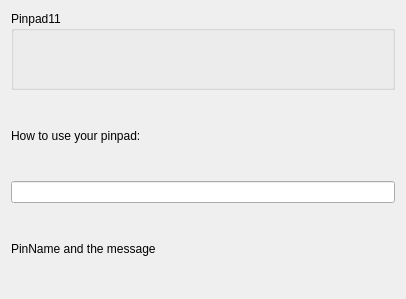
First picture: the form in pteid-mw-pt/_src/eidmw/dialogs/dialogsQTsrv/dlgWndPinpadInfo.ui, repository amagovpt/autenticacao.gov, before the edit.
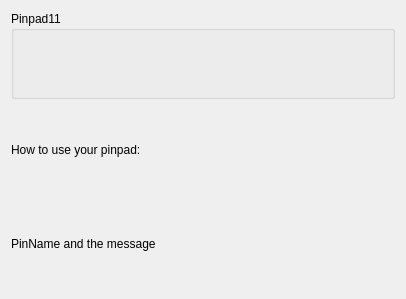
Second picture: the form after the edit.

Commit message: TextInput to PIN on PINPAD removed

```diff
--- a/pteid-mw-pt/_src/eidmw/dialogs/dialogsQTsrv/dlgWndPinpadInfo.ui
+++ b/pteid-mw-pt/_src/eidmw/dialogs/dialogsQTsrv/dlgWndPinpadInfo.ui
@@ -14,7 +14,7 @@
    <string>dlgWndPinpadInfo</string>
   </property>
   <layout class="QGridLayout">
-   <item row="4" column="0">
+   <item row="3" column="0">
     <widget class="QLabel" name="label">
      <property name="text">
       <string>PinName and the message</string>
@@ -47,9 +47,6 @@
      </property>
     </widget>
    </item>
-   <item row="3" column="0">
-    <widget class="QLineEdit" name="lineEdit"/>
-   </item>
   </layout>
  </widget>
  <layoutdefault spacing="6" margin="11"/>
```
